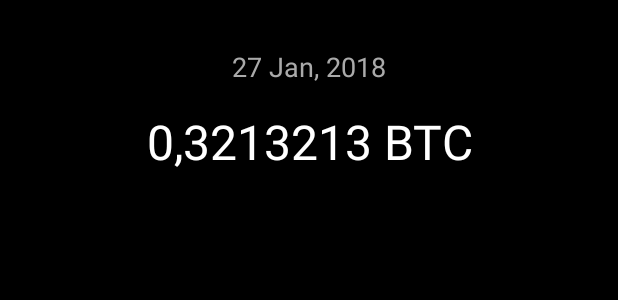
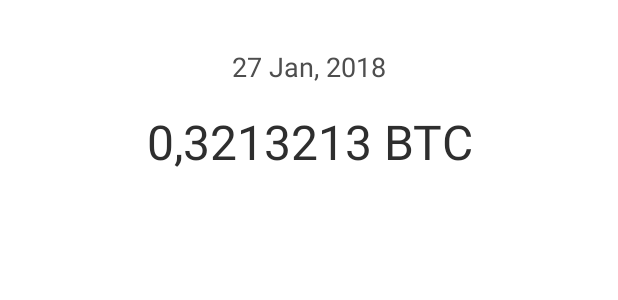
Before and after one commit to st235/BitObserver, an Android app: the layout activity_chart.xml on its own in the app's theme, with its tools: preview values and no code run, on a phone screen of 412 x 824 dp. Shown: the top 300 px of the screen. Run offline under Robolectric (Android 15) with nearby library versions, the phone set to English and light mode, and no system bars; network calls fail.

Commit message:
colors fixes.

```diff
--- a/app/src/main/java/github/com/st235/bitobserver/components/LineChartView.kt
+++ b/app/src/main/java/github/com/st235/bitobserver/components/LineChartView.kt
@@ -4,6 +4,8 @@ import android.content.Context
 import android.graphics.*
 import android.util.AttributeSet
 import android.view.View
+import androidx.core.content.ContextCompat
+import github.com.st235.bitobserver.R
 import github.com.st235.bitobserver.utils.ObservableModel
 import github.com.st235.bitobserver.utils.Observer
 import github.com.st235.bitobserver.utils.toPx
@@ -21,7 +23,7 @@ class LineChartView @JvmOverloads constructor(
 
     private val basePaint = Paint(Paint.ANTI_ALIAS_FLAG).apply {
         style = Paint.Style.STROKE
-        color = 0xFF00B0FF.toInt()
+        color = ContextCompat.getColor(context, R.color.colorChartStroke)
         strokeWidth = LINE_WIDTH
         pathEffect = CornerPathEffect(CORNER_RADIUS)
     }
@@ -38,7 +40,7 @@ class LineChartView @JvmOverloads constructor(
 
     private val highlightedPaint = Paint(Paint.ANTI_ALIAS_FLAG).apply {
         style = Paint.Style.FILL
-        color = Color.WHITE
+        color = ContextCompat.getColor(context, R.color.colorChartHighlightedPoint)
     }
 
     private val chartBounds = RectF()
@@ -91,7 +93,7 @@ class LineChartView @JvmOverloads constructor(
             w.toFloat() - paddingRight - paddingRight,
             h.toFloat() - paddingTop - paddingBottom)
         baseFillPaint.shader = LinearGradient(0F, 0F, 0F, h.toFloat(),
-            0x8800B0FF.toInt(), 0x0000B0FF.toInt(), Shader.TileMode.CLAMP)
+            ContextCompat.getColor(context, R.color.colorChartGradientStart), ContextCompat.getColor(context, R.color.colorChartGradientFinish), Shader.TileMode.CLAMP)
         populatePath()
     }
 
--- a/app/src/main/res/layout/activity_chart.xml
+++ b/app/src/main/res/layout/activity_chart.xml
@@ -13,7 +13,7 @@
         android:layout_height="wrap_content"
         android:layout_marginTop="32dp"
         android:textSize="18sp"
-        android:textColor="@android:color/darker_gray"
+        android:textColor="@color/colorSecondaryText"
         android:gravity="center"
         app:layout_constraintTop_toTopOf="parent"
         app:layout_constraintLeft_toLeftOf="parent"
@@ -26,7 +26,7 @@
         android:id="@+id/value"
         android:layout_width="match_parent"
         android:layout_height="wrap_content"
-        android:textColor="@android:color/white"
+        android:textColor="@color/colorPrimaryText"
         android:layout_marginTop="16dp"
         android:textSize="32sp"
         android:gravity="center"
@@ -50,4 +50,26 @@
         app:layout_constraintBottom_toBottomOf="parent"
         />
 
+    <TextView
+        android:id="@+id/lowest"
+        android:layout_width="wrap_content"
+        android:layout_height="wrap_content"
+        android:layout_margin="16dp"
+        app:layout_constraintStart_toStartOf="parent"
+        app:layout_constraintBottom_toBottomOf="parent"
+        app:layout_constraintEnd_toStartOf="@+id/highest"
+        app:layout_constraintHorizontal_chainStyle="spread_inside"
+        />
+
+    <TextView
+        android:id="@+id/highest"
+        android:layout_width="wrap_content"
+        android:layout_height="wrap_content"
+        android:layout_margin="16dp"
+        app:layout_constraintEnd_toEndOf="parent"
+        app:layout_constraintBottom_toBottomOf="parent"
+        app:layout_constraintStart_toEndOf="@+id/lowest"
+        app:layout_constraintHorizontal_chainStyle="spread_inside"
+        />
+
 </androidx.constraintlayout.widget.ConstraintLayout>
--- /dev/null
+++ b/app/src/main/res/values-night-v23/styles.xml
@@ -0,0 +1,8 @@
+<resources>
+
+    <!-- Base application theme. -->
+    <style name="AppTheme" parent="Theme.AppCompat.Light.NoActionBar">
+        <item name="android:windowLightStatusBar">true</item>
+    </style>
+
+</resources>
--- /dev/null
+++ b/app/src/main/res/values-night/colors.xml
@@ -0,0 +1,14 @@
+<?xml version="1.0" encoding="utf-8"?>
+<resources>
+    <color name="colorPrimary">#000000</color>
+    <color name="colorPrimaryDark">#000000</color>
+    <color name="colorAccent">#D81B60</color>
+
+    <color name="colorSecondaryText">#999</color>
+    <color name="colorPrimaryText">#FFFFFF</color>
+
+    <color name="colorChartStroke">#FF00B0FF</color>
+    <color name="colorChartGradientStart">#8800B0FF</color>
+    <color name="colorChartGradientFinish">#0000B0FF</color>
+    <color name="colorChartHighlightedPoint">#FFFFFF</color>
+</resources>
--- /dev/null
+++ b/app/src/main/res/values-v23/styles.xml
@@ -0,0 +1,8 @@
+<resources>
+
+    <!-- Base application theme. -->
+    <style name="AppTheme" parent="Theme.AppCompat.Light.NoActionBar">
+        <item name="android:windowLightStatusBar">false</item>
+    </style>
+
+</resources>
--- a/app/src/main/res/values/colors.xml
+++ b/app/src/main/res/values/colors.xml
@@ -1,6 +1,14 @@
 <?xml version="1.0" encoding="utf-8"?>
 <resources>
-    <color name="colorPrimary">#000000</color>
-    <color name="colorPrimaryDark">#000000</color>
+    <color name="colorPrimary">#FFFFFF</color>
+    <color name="colorPrimaryDark">#FFFFFF</color>
     <color name="colorAccent">#D81B60</color>
+
+    <color name="colorSecondaryText">#4e4e4e</color>
+    <color name="colorPrimaryText">#2e2e2e</color>
+
+    <color name="colorChartStroke">#ff4081</color>
+    <color name="colorChartGradientStart">#88ff4081</color>
+    <color name="colorChartGradientFinish">#00ff4081</color>
+    <color name="colorChartHighlightedPoint">#5E5E5E</color>
 </resources>
--- a/app/src/main/res/values/strings.xml
+++ b/app/src/main/res/values/strings.xml
@@ -1,5 +1,5 @@
 <resources>
     <string name="app_name">BitObserver</string>
 
-    <string name="btc_to_usd">%1$f $</string>
+    <string name="btc_to_usd">%1$s $</string>
 </resources>
```
Also changed, not shown: app/src/main/java/github/com/st235/bitobserver/presentation/charts/ChartActivity.kt (+31 -4 lines).
